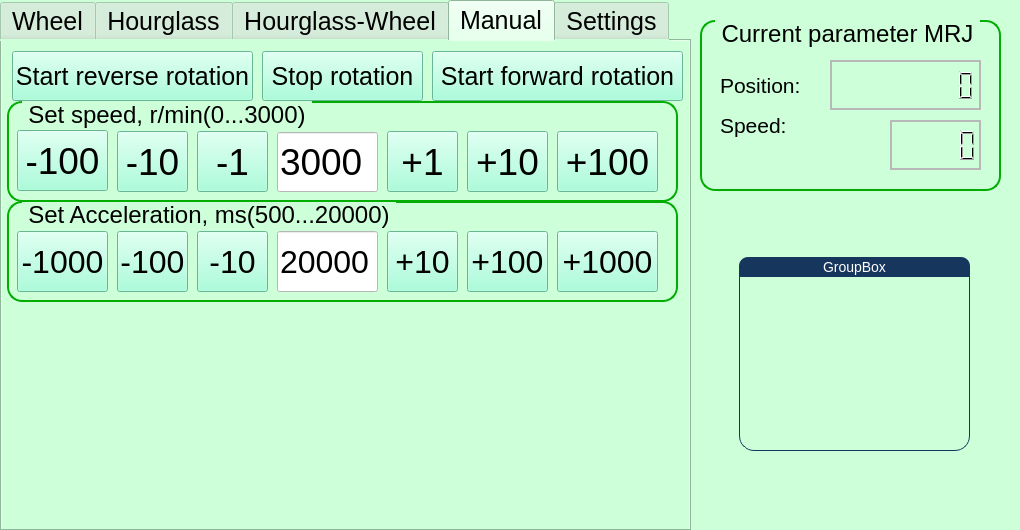
Old version of the form GUI.ui in the repository LeDima/Motor-control-MELSERVO-.
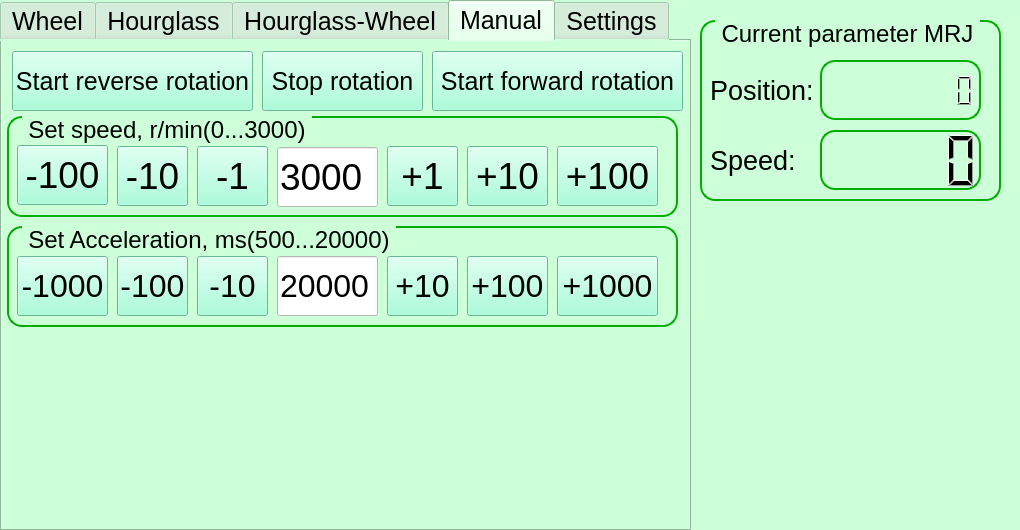
New version of the form. The open tabs and pages were chosen to show the change.

```diff
--- a/GUI.ui
+++ b/GUI.ui
@@ -404,7 +404,7 @@
         <x>430</x>
         <y>10</y>
         <width>251</width>
-        <height>50</height>
+        <height>60</height>
        </rect>
       </property>
       <property name="font">
@@ -426,7 +426,7 @@
         <x>10</x>
         <y>10</y>
         <width>241</width>
-        <height>50</height>
+        <height>60</height>
        </rect>
       </property>
       <property name="font">
@@ -448,7 +448,7 @@
         <x>260</x>
         <y>10</y>
         <width>161</width>
-        <height>50</height>
+        <height>60</height>
        </rect>
       </property>
       <property name="font">
@@ -468,7 +468,7 @@
       <property name="geometry">
        <rect>
         <x>5</x>
-        <y>60</y>
+        <y>75</y>
         <width>671</width>
         <height>101</height>
        </rect>
@@ -528,7 +528,7 @@
          <x>190</x>
          <y>30</y>
          <width>71</width>
-         <height>61</height>
+         <height>60</height>
         </rect>
        </property>
        <property name="font">
@@ -550,7 +550,7 @@
          <x>110</x>
          <y>30</y>
          <width>71</width>
-         <height>61</height>
+         <height>60</height>
         </rect>
        </property>
        <property name="font">
@@ -572,7 +572,7 @@
          <x>10</x>
          <y>29</y>
          <width>91</width>
-         <height>61</height>
+         <height>60</height>
         </rect>
        </property>
        <property name="font">
@@ -594,7 +594,7 @@
          <x>380</x>
          <y>30</y>
          <width>71</width>
-         <height>61</height>
+         <height>60</height>
         </rect>
        </property>
        <property name="font">
@@ -616,7 +616,7 @@
          <x>460</x>
          <y>30</y>
          <width>81</width>
-         <height>61</height>
+         <height>60</height>
         </rect>
        </property>
        <property name="font">
@@ -638,7 +638,7 @@
          <x>550</x>
          <y>30</y>
          <width>101</width>
-         <height>61</height>
+         <height>60</height>
         </rect>
        </property>
        <property name="font">
@@ -659,7 +659,7 @@
       <property name="geometry">
        <rect>
         <x>5</x>
-        <y>160</y>
+        <y>185</y>
         <width>671</width>
         <height>101</height>
        </rect>
@@ -691,7 +691,7 @@
          <x>270</x>
          <y>30</y>
          <width>101</width>
-         <height>61</height>
+         <height>60</height>
         </rect>
        </property>
        <property name="font">
@@ -719,7 +719,7 @@
          <x>10</x>
          <y>30</y>
          <width>91</width>
-         <height>61</height>
+         <height>60</height>
         </rect>
        </property>
        <property name="font">
@@ -741,7 +741,7 @@
          <x>110</x>
          <y>30</y>
          <width>71</width>
-         <height>61</height>
+         <height>60</height>
         </rect>
        </property>
        <property name="font">
@@ -763,7 +763,7 @@
          <x>190</x>
          <y>30</y>
          <width>71</width>
-         <height>61</height>
+         <height>60</height>
         </rect>
        </property>
        <property name="font">
@@ -785,7 +785,7 @@
          <x>380</x>
          <y>30</y>
          <width>71</width>
-         <height>61</height>
+         <height>60</height>
         </rect>
        </property>
        <property name="font">
@@ -807,7 +807,7 @@
          <x>460</x>
          <y>30</y>
          <width>81</width>
-         <height>61</height>
+         <height>60</height>
         </rect>
        </property>
        <property name="font">
@@ -829,7 +829,7 @@
          <x>550</x>
          <y>30</y>
          <width>101</width>
-         <height>61</height>
+         <height>60</height>
         </rect>
        </property>
        <property name="font">
@@ -2099,7 +2099,7 @@
       <x>700</x>
       <y>20</y>
       <width>301</width>
-      <height>171</height>
+      <height>181</height>
      </rect>
     </property>
     <property name="font">
@@ -2132,10 +2132,10 @@
      </property>
      <property name="geometry">
       <rect>
-       <x>130</x>
+       <x>120</x>
        <y>40</y>
-       <width>151</width>
-       <height>50</height>
+       <width>161</width>
+       <height>60</height>
       </rect>
      </property>
      <property name="font">
@@ -2150,6 +2150,12 @@
      <property name="contextMenuPolicy">
       <enum>Qt::DefaultContextMenu</enum>
      </property>
+     <property name="styleSheet">
+      <string notr="true">border: 2px solid rgb(0, 173, 0);
+border-radius: 15px;
+
+</string>
+     </property>
      <property name="inputMethodHints">
       <set>Qt::ImhNone</set>
      </property>
@@ -2178,16 +2184,16 @@
     <widget class="QLabel" name="label">
      <property name="geometry">
       <rect>
-       <x>20</x>
+       <x>10</x>
        <y>40</y>
-       <width>91</width>
-       <height>50</height>
+       <width>101</width>
+       <height>60</height>
       </rect>
      </property>
      <property name="font">
       <font>
        <family>Arial</family>
-       <pointsize>16</pointsize>
+       <pointsize>20</pointsize>
       </font>
      </property>
      <property name="text">
@@ -2197,16 +2203,16 @@
     <widget class="QLabel" name="label_2">
      <property name="geometry">
       <rect>
-       <x>20</x>
-       <y>80</y>
+       <x>10</x>
+       <y>110</y>
        <width>91</width>
-       <height>50</height>
+       <height>60</height>
       </rect>
      </property>
      <property name="font">
       <font>
        <family>Arial</family>
-       <pointsize>16</pointsize>
+       <pointsize>20</pointsize>
       </font>
      </property>
      <property name="text">
@@ -2219,10 +2225,10 @@
      </property>
      <property name="geometry">
       <rect>
-       <x>190</x>
-       <y>100</y>
-       <width>91</width>
-       <height>50</height>
+       <x>120</x>
+       <y>110</y>
+       <width>161</width>
+       <height>60</height>
       </rect>
      </property>
      <property name="mouseTracking">
@@ -2231,6 +2237,12 @@
      <property name="contextMenuPolicy">
       <enum>Qt::DefaultContextMenu</enum>
      </property>
+     <property name="styleSheet">
+      <string notr="true">border: 2px solid rgb(0, 173, 0);
+border-radius: 15px;
+
+</string>
+     </property>
      <property name="inputMethodHints">
       <set>Qt::ImhNone</set>
      </property>
@@ -2257,40 +2269,6 @@
      </property>
     </widget>
    </widget>
-   <widget class="QGroupBox" name="groupBox_2">
-    <property name="geometry">
-     <rect>
-      <x>739</x>
-      <y>230</y>
-      <width>231</width>
-      <height>221</height>
-     </rect>
-    </property>
-    <property name="font">
-     <font>
-      <pointsize>-1</pointsize>
-     </font>
-    </property>
-    <property name="styleSheet">
-     <string notr="true">QGroupBox {
-border: 1px solid gray;
-border-color: #FF17365D;
-margin-top: 27px;
-font-size: 14px;
-border-radius: 15px;
-}
-QGroupBox::title {
-border-top-left-radius: 9px;
-border-top-right-radius: 9px;
-padding: 2px 82px;
-background-color: #FF17365D;
-color: rgb(255, 255, 255);
-}</string>
-    </property>
-    <property name="title">
-     <string>GroupBox</string>
-    </property>
-   </widget>
   </widget>
   <action name="actionasda">
    <property name="text">
```
Left out of the diff: 22 changed lines with no effect on the pictures.
